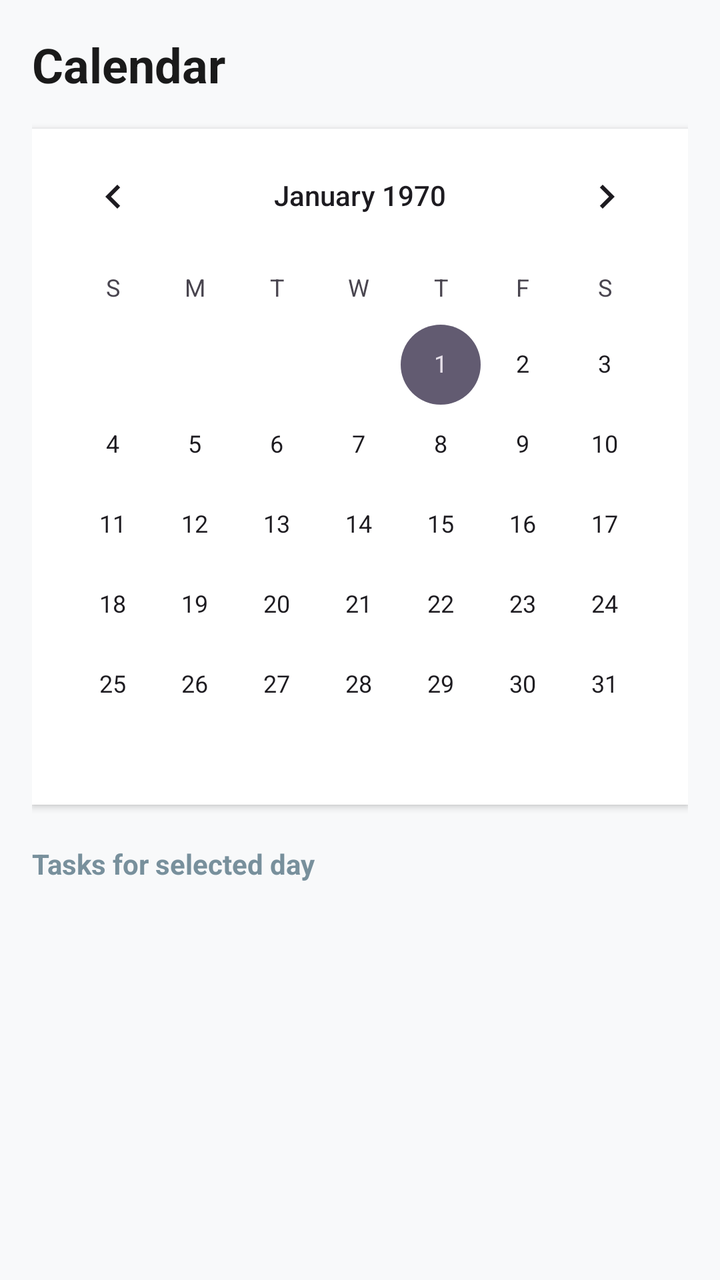
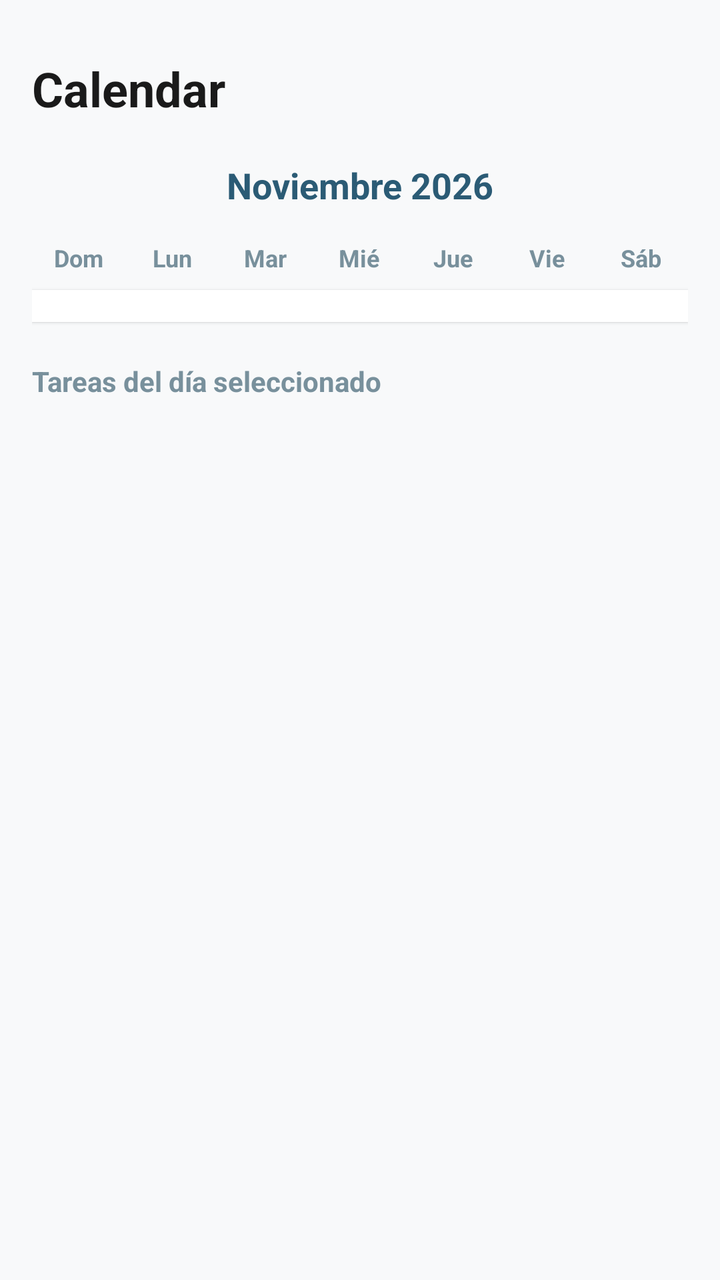

Two renders of the same Android screen: before a commit and after it. Below are the layout's source before the change and the commit's diff.
<!-- AndroidManifest.xml: application theme Theme.Act1PGL -->
<!-- res/layout/fragment_calendar.xml -->
<?xml version="1.0" encoding="utf-8"?>
<LinearLayout xmlns:android="http://schemas.android.com/apk/res/android"
    android:layout_width="match_parent"
    android:layout_height="match_parent"
    android:orientation="vertical"
    android:padding="16dp"
    android:background="#F8F9FA">

    <TextView
        android:layout_width="wrap_content"
        android:layout_height="wrap_content"
        android:text="Calendar"
        android:textColor="#1A1A1A"
        android:textSize="24sp"
        android:textStyle="bold"
        android:layout_marginBottom="16dp" />

    <CalendarView
        android:id="@+id/calendar_view"
        android:layout_width="match_parent"
        android:layout_height="wrap_content"
        android:background="#FFFFFF"
        android:elevation="2dp" />

    <TextView
        android:layout_width="wrap_content"
        android:layout_height="wrap_content"
        android:text="Tasks for selected day"
        android:textColor="#78909C"
        android:textSize="14sp"
        android:textStyle="bold"
        android:layout_marginTop="20dp"
        android:layout_marginBottom="8dp" />

    <androidx.recyclerview.widget.RecyclerView
        android:id="@+id/recycler_calendar_tasks"
        android:layout_width="match_parent"
        android:layout_height="match_parent" />
</LinearLayout>
<!-- resources referenced by this layout -->
<resources>
  <style name="Theme.Act1PGL" parent="Base.Theme.Act1PGL" />
  <style name="Base.Theme.Act1PGL" parent="Theme.Material3.DayNight.NoActionBar">
          
          
      </style>
</resources>

<!-- the commit's change to res/layout/fragment_calendar.xml (unified diff, before → after) -->
@@ -2,38 +2,72 @@
 <LinearLayout xmlns:android="http://schemas.android.com/apk/res/android"
     android:layout_width="match_parent"
     android:layout_height="match_parent"
+    android:background="#F8F9FA"
     android:orientation="vertical"
-    android:padding="16dp"
-    android:background="#F8F9FA">
+    android:paddingHorizontal="16dp"
+    android:paddingTop="28dp"
+    android:paddingBottom="16dp">
+
+    
+    <TextView
+        android:layout_width="wrap_content"
+        android:layout_height="wrap_content"
+        android:layout_marginBottom="12dp"
+        android:text="Calendar"
+        android:textColor="#1A1A1A"
+        android:textSize="24sp"
+        android:textStyle="bold" />
+
+    
+    <TextView
+        android:id="@+id/tv_month_year"
+        android:layout_width="match_parent"
+        android:layout_height="wrap_content"
+        android:layout_marginVertical="8dp"
+        android:gravity="center"
+        android:text="Noviembre 2026"
+        android:textColor="#2B5B75"
+        android:textSize="18sp"
+        android:textStyle="bold" />
+
+    
+    <LinearLayout
+        android:layout_width="match_parent"
+        android:layout_height="wrap_content"
+        android:orientation="horizontal"
+        android:paddingVertical="8dp">
+
+        <TextView android:layout_width="0dp" android:layout_height="wrap_content" android:layout_weight="1" android:gravity="center" android:text="Dom" android:textColor="#78909C" android:textSize="12sp" android:textStyle="bold" />
+        <TextView android:layout_width="0dp" android:layout_height="wrap_content" android:layout_weight="1" android:gravity="center" android:text="Lun" android:textColor="#78909C" android:textSize="12sp" android:textStyle="bold" />
+        <TextView android:layout_width="0dp" android:layout_height="wrap_content" android:layout_weight="1" android:gravity="center" android:text="Mar" android:textColor="#78909C" android:textSize="12sp" android:textStyle="bold" />
+        <TextView android:layout_width="0dp" android:layout_height="wrap_content" android:layout_weight="1" android:gravity="center" android:text="Mié" android:textColor="#78909C" android:textSize="12sp" android:textStyle="bold" />
+        <TextView android:layout_width="0dp" android:layout_height="wrap_content" android:layout_weight="1" android:gravity="center" android:text="Jue" android:textColor="#78909C" android:textSize="12sp" android:textStyle="bold" />
+        <TextView android:layout_width="0dp" android:layout_height="wrap_content" android:layout_weight="1" android:gravity="center" android:text="Vie" android:textColor="#78909C" android:textSize="12sp" android:textStyle="bold" />
+        <TextView android:layout_width="0dp" android:layout_height="wrap_content" android:layout_weight="1" android:gravity="center" android:text="Sáb" android:textColor="#78909C" android:textSize="12sp" android:textStyle="bold" />
+    </LinearLayout>
+
+    
+    <androidx.recyclerview.widget.RecyclerView
+        android:id="@+id/recycler_calendar_grid"
+        android:layout_width="match_parent"
+        android:layout_height="wrap_content"
+        android:background="#FFFFFF"
+        android:elevation="1dp"
+        android:padding="8dp" />
 
     <TextView
         android:layout_width="wrap_content"
         android:layout_height="wrap_content"
-        android:text="Calendar"
-        android:textColor="#1A1A1A"
-        android:textSize="24sp"
-        android:textStyle="bold"
-        android:layout_marginBottom="16dp" />
-
-    <CalendarView
-        android:id="@+id/calendar_view"
-        android:layout_width="match_parent"
-        android:layout_height="wrap_content"
-        android:background="#FFFFFF"
-        android:elevation="2dp" />
-
-    <TextView
-        android:layout_width="wrap_content"
-        android:layout_height="wrap_content"
-        android:text="Tasks for selected day"
+        android:layout_marginTop="20dp"
+        android:layout_marginBottom="8dp"
+        android:text="Tareas del día seleccionado"
         android:textColor="#78909C"
         android:textSize="14sp"
-        android:textStyle="bold"
-        android:layout_marginTop="20dp"
-        android:layout_marginBottom="8dp" />
+        android:textStyle="bold" />
 
     <androidx.recyclerview.widget.RecyclerView
         android:id="@+id/recycler_calendar_tasks"
         android:layout_width="match_parent"
         android:layout_height="match_parent" />
+
 </LinearLayout>
